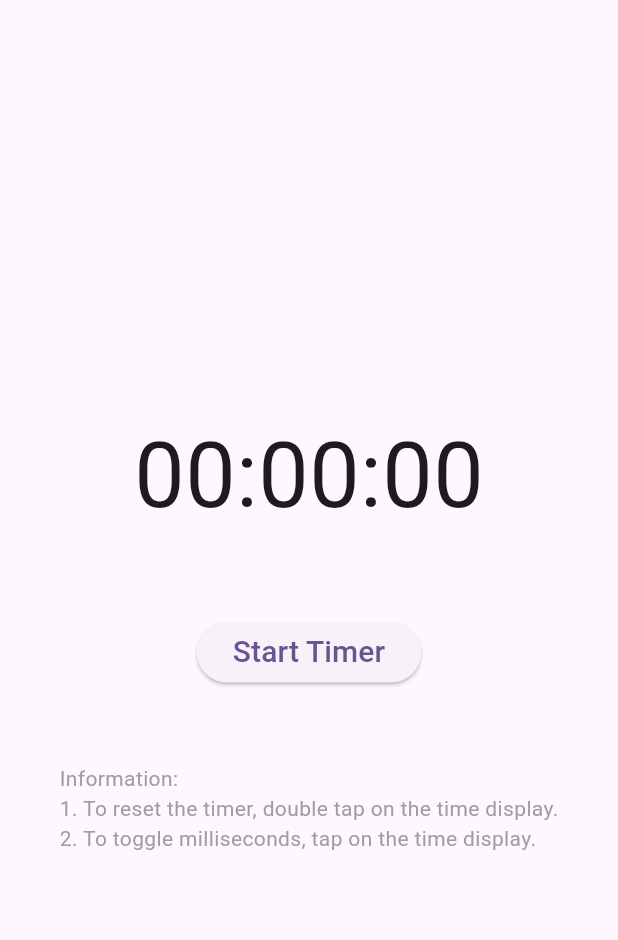
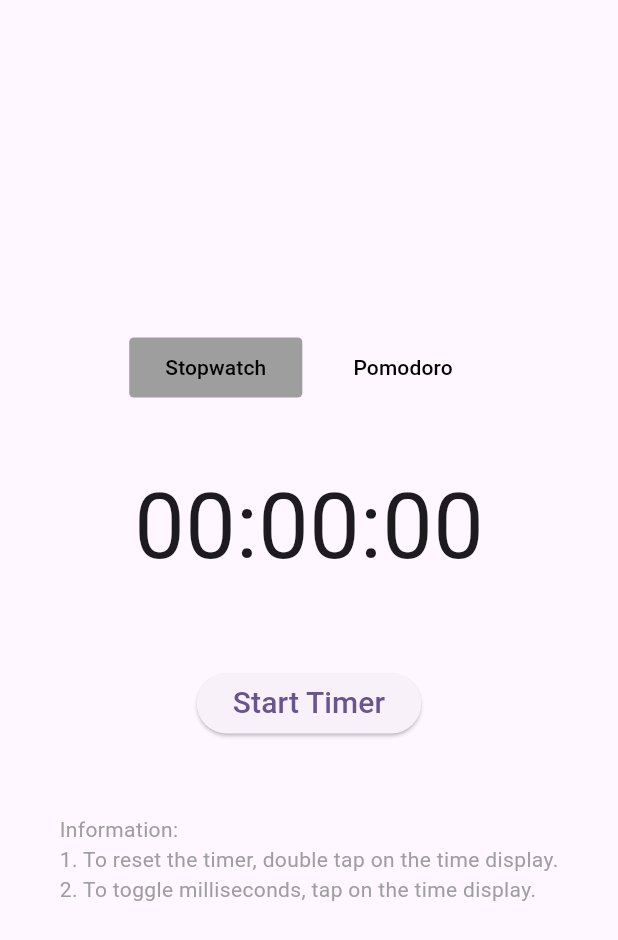
Before and after one commit to supanadit/fomoless, a Flutter app: the screen it shows after launch, on a phone screen of 412 x 824 dp. Shown: the top 940 px of the screen. Run offline on Flutter 3.47's test engine with Material 3 defaults, Android fonts, the phone set to English and light mode, and no system bars; our stand-ins replace flutter_bloc.

Commit message:
wip: button switch mode

```diff
--- a/lib/features/timer/presentation/page/timer_page.dart
+++ b/lib/features/timer/presentation/page/timer_page.dart
@@ -18,6 +18,45 @@ class TimerPage extends StatelessWidget {
               child: Column(
                 mainAxisAlignment: MainAxisAlignment.center,
                 children: [
+                  Row(
+                    mainAxisAlignment: MainAxisAlignment.center,
+                    children: [
+                      ElevatedButton(
+                        onPressed: () {},
+                        style: ElevatedButton.styleFrom(
+                          backgroundColor: Colors.grey.withValues(alpha: 180),
+                          shadowColor: Colors.transparent,
+                          surfaceTintColor: Colors.transparent,
+                          shape: RoundedRectangleBorder(
+                            borderRadius: BorderRadius.circular(3.0),
+                          ),
+                          elevation: 0,
+                        ),
+                        child: const Text(
+                          "Stopwatch",
+                          style: TextStyle(color: Colors.black),
+                        ),
+                      ),
+                      const SizedBox(width: 10),
+                      ElevatedButton(
+                        onPressed: () {},
+                        style: ElevatedButton.styleFrom(
+                          backgroundColor: Colors.transparent,
+                          shadowColor: Colors.transparent,
+                          surfaceTintColor: Colors.transparent,
+                          shape: RoundedRectangleBorder(
+                            borderRadius: BorderRadius.circular(3.0),
+                          ),
+                          elevation: 0,
+                        ),
+                        child: const Text(
+                          "Pomodoro",
+                          style: TextStyle(color: Colors.black),
+                        ),
+                      ),
+                    ],
+                  ),
+                  SizedBox(height: 20),
                   const TimeDisplayWidget(),
                   const SizedBox(height: 30),
                   ElevatedButton(
```
